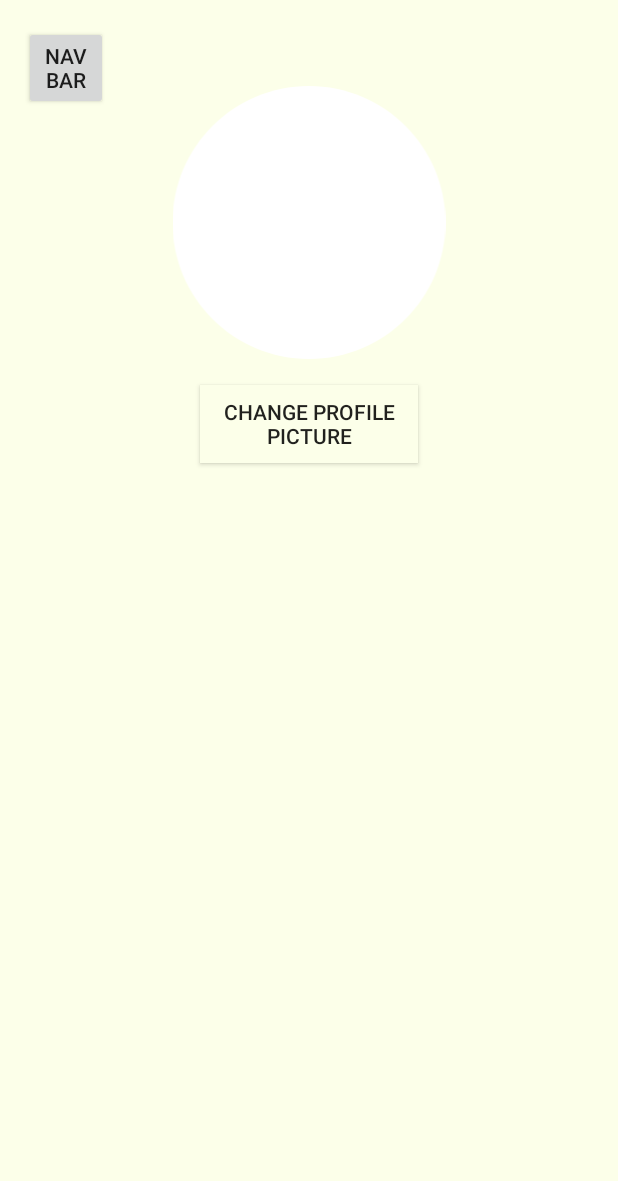
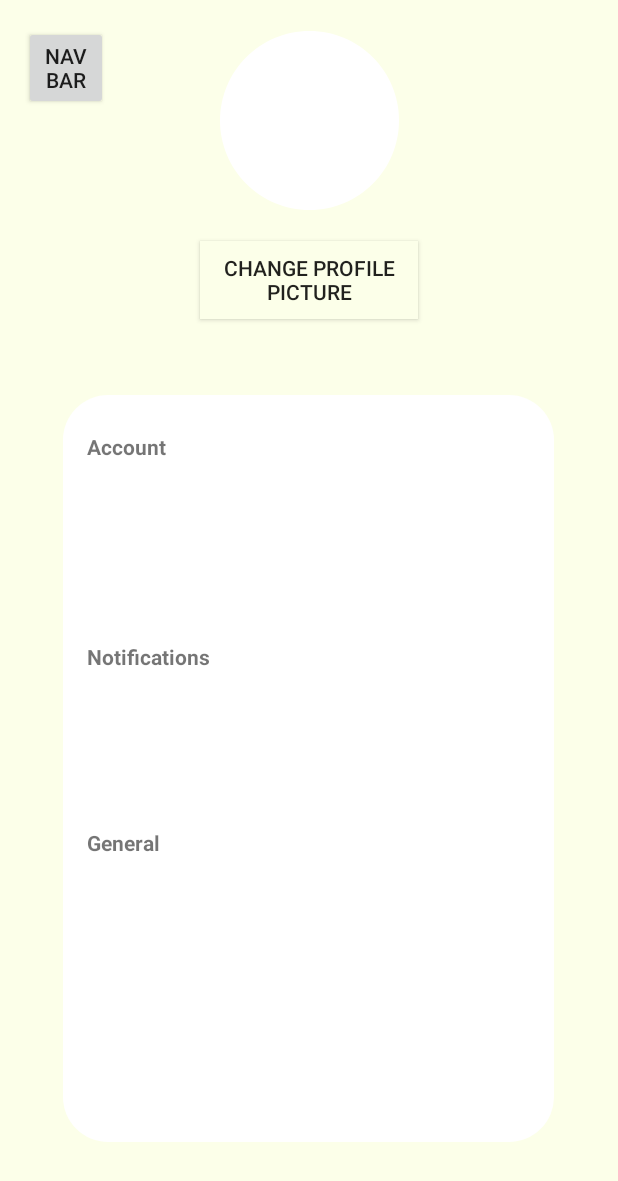
Before and after one commit to AppDevIn/Routine, an Android app: the layout activity_settings.xml on its own in the app's theme, with its tools: preview values and no code run, on a phone screen of 412 x 824 dp. Shown: the top 1181 px of the screen. Run offline under Robolectric (Android 15) with nearby library versions, the phone set to English and light mode, and no system bars.

Commit message:
Added strings to string.xml

```diff
--- a/app/src/main/res/drawable/white_rectangle.xml
+++ b/app/src/main/res/drawable/white_rectangle.xml
@@ -1,4 +1,5 @@
 <?xml version="1.0" encoding="utf-8"?>
 <shape xmlns:android="http://schemas.android.com/apk/res/android">
-    <corners android:radius="50dp"></corners>
+    <corners android:radius="30dp"></corners>
+    <solid android:color="@color/white"></solid>
 </shape>
--- a/app/src/main/res/layout/activity_settings.xml
+++ b/app/src/main/res/layout/activity_settings.xml
@@ -21,13 +21,13 @@
 
     <ImageView
         android:id="@+id/profilePicture"
-        android:layout_width="197dp"
-        android:layout_height="182dp"
+        android:layout_width="147dp"
+        android:layout_height="119dp"
         app:layout_constraintBottom_toBottomOf="parent"
         app:layout_constraintEnd_toEndOf="parent"
         app:layout_constraintStart_toStartOf="parent"
         app:layout_constraintTop_toTopOf="parent"
-        app:layout_constraintVertical_bias="0.089"
+        app:layout_constraintVertical_bias="0.029"
         app:srcCompat="@drawable/circle" />
 
     <Button
@@ -42,4 +42,58 @@
         app:layout_constraintVertical_bias="0.033"
         android:background="@color/yellow"/>
 
+    <androidx.constraintlayout.widget.ConstraintLayout
+        android:layout_width="327dp"
+        android:layout_height="498dp"
+        android:background="@drawable/white_rectangle"
+        app:layout_constraintBottom_toBottomOf="parent"
+        app:layout_constraintEnd_toEndOf="parent"
+        app:layout_constraintHorizontal_bias="0.494"
+        app:layout_constraintStart_toStartOf="parent"
+        app:layout_constraintTop_toBottomOf="@+id/button4"
+        app:layout_constraintVertical_bias="0.448">
+
+        <TextView
+            android:id="@+id/textView3"
+            android:layout_width="115dp"
+            android:layout_height="33dp"
+            android:layout_weight="1"
+            android:text="Account"
+            android:textStyle="bold"
+            app:layout_constraintBottom_toBottomOf="parent"
+            app:layout_constraintEnd_toEndOf="parent"
+            app:layout_constraintHorizontal_bias="0.075"
+            app:layout_constraintStart_toStartOf="parent"
+            app:layout_constraintTop_toTopOf="parent"
+            app:layout_constraintVertical_bias="0.053" />
+
+        <TextView
+            android:id="@+id/textView4"
+            android:layout_width="115dp"
+            android:layout_height="33dp"
+            android:layout_weight="1"
+            android:text="Notifications"
+            android:textStyle="bold"
+            app:layout_constraintBottom_toBottomOf="parent"
+            app:layout_constraintEnd_toEndOf="parent"
+            app:layout_constraintHorizontal_bias="0.075"
+            app:layout_constraintStart_toStartOf="parent"
+            app:layout_constraintTop_toTopOf="parent"
+            app:layout_constraintVertical_bias="0.354" />
+
+        <TextView
+            android:id="@+id/textView5"
+            android:layout_width="115dp"
+            android:layout_height="33dp"
+            android:layout_weight="1"
+            android:text="General"
+            android:textStyle="bold"
+            app:layout_constraintBottom_toBottomOf="parent"
+            app:layout_constraintEnd_toEndOf="parent"
+            app:layout_constraintHorizontal_bias="0.075"
+            app:layout_constraintStart_toStartOf="parent"
+            app:layout_constraintTop_toTopOf="parent"
+            app:layout_constraintVertical_bias="0.621" />
+    </androidx.constraintlayout.widget.ConstraintLayout>
+
 </androidx.constraintlayout.widget.ConstraintLayout>
--- a/app/src/main/res/values/colors.xml
+++ b/app/src/main/res/values/colors.xml
@@ -34,4 +34,5 @@
     <color name="pink">#FDE0E9</color>
     <color name="yellow">#FCFFE9</color>
     <color name="red">#FF2000</color>
+    <color name="white">#FFFFFF</color>
 </resources>
--- a/app/src/main/res/values/strings.xml
+++ b/app/src/main/res/values/strings.xml
@@ -30,6 +30,9 @@
     <string name="registerDOB">What is your Date of Birth?</string>
     <string name="empty_text_error">This input is empty</string>
 
+    <string name="account"><b><u>Account</u></b></string>
+    <string name="notifications"><b><u>Notifications</u></b></string>
+    <string name="general"><b><u>General</u></b></string>
 
     <!-- TODO: Remove or change this placeholder text -->
     <string name="hello_blank_fragment">History</string>
```
